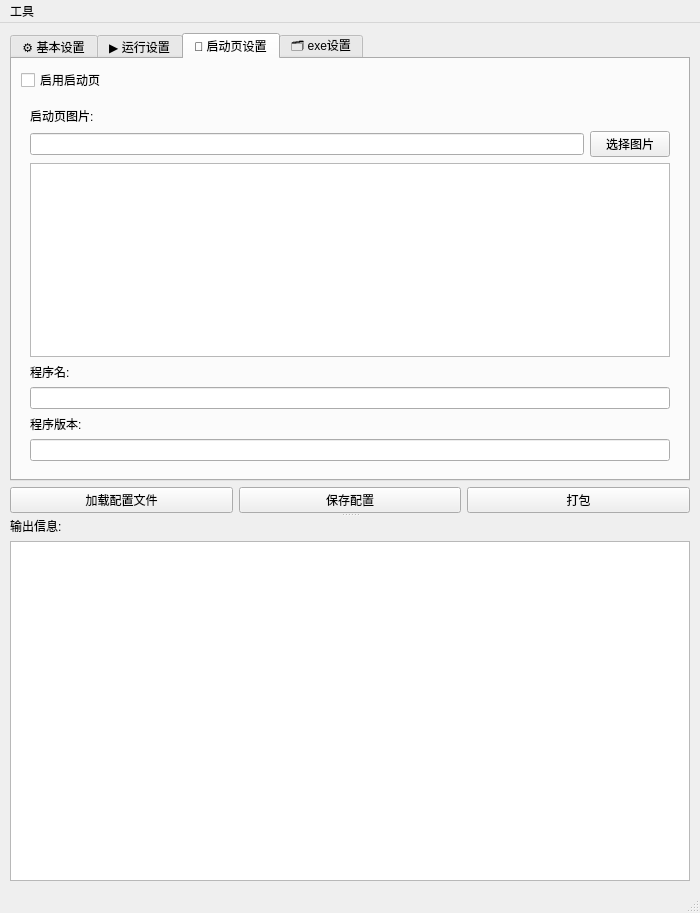
The window that packager/ui/jarpackager.ui (xjw580/JarPackager) describes before a commit, drawn with Qt 5.
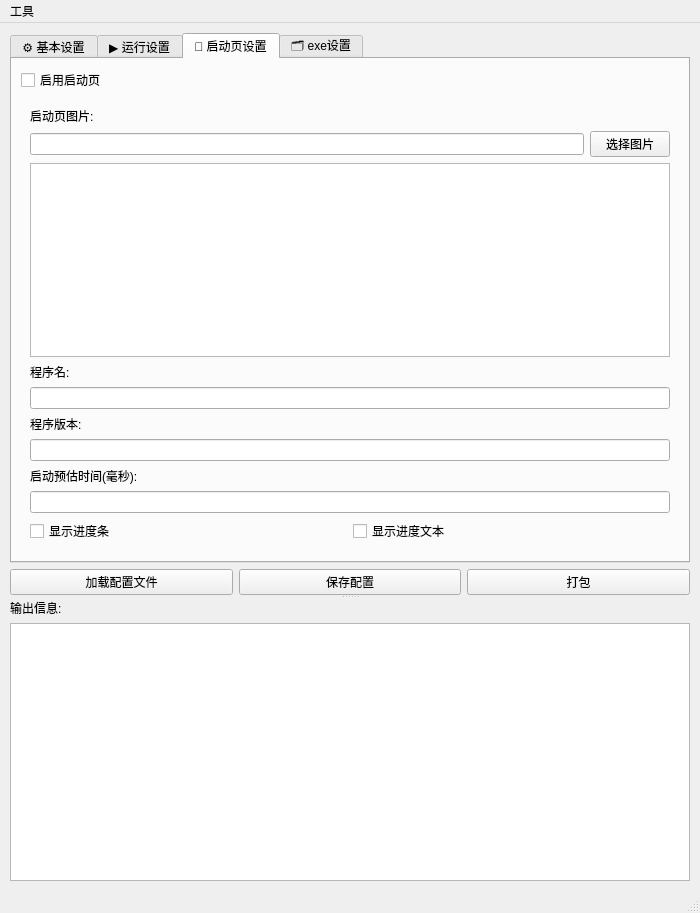
The same window after the commit. The open tabs and pages were chosen to show the change.

The edit to the form file:
```diff
--- a/packager/ui/jarpackager.ui
+++ b/packager/ui/jarpackager.ui
@@ -479,6 +479,46 @@
                   <item>
                    <widget class="QLineEdit" name="splashVersionEdit"/>
                   </item>
+                  <item>
+                   <widget class="QLabel" name="launchTimeLabel">
+                    <property name="text">
+                     <string>启动预估时间(毫秒):</string>
+                    </property>
+                   </widget>
+                  </item>
+                  <item>
+                   <widget class="QLineEdit" name="launchTimeEdit"/>
+                  </item>
+                  <item>
+                   <layout class="QHBoxLayout" name="splashImageLayout">
+                   <property name="leftMargin">
+                    <number>0</number>
+                   </property>
+                   <property name="topMargin">
+                    <number>0</number>
+                   </property>
+                   <property name="rightMargin">
+                    <number>0</number>
+                   </property>
+                   <property name="bottomMargin">
+                    <number>0</number>
+                   </property>
+                    <item>
+                     <widget class="QCheckBox" name="splashShowProgressCheckBox">
+                      <property name="text">
+                       <string>显示进度条</string>
+                      </property>
+                     </widget>
+                    </item>
+                    <item>
+                     <widget class="QCheckBox" name="splashShowProgresstTextCheckBox">
+                      <property name="text">
+                       <string>显示进度文本</string>
+                      </property>
+                     </widget>
+                    </item>
+                   </layout>
+                  </item>
                  </layout>
                 </widget>
                </item>
```
Left out of the diff: 2 changed lines with no effect on the pictures.
